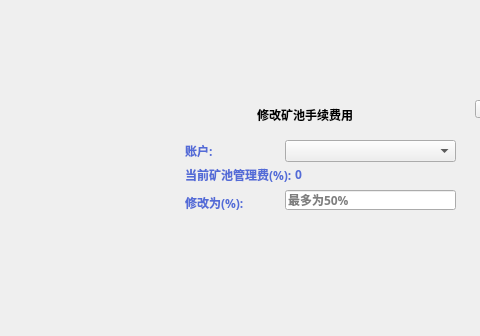
The window that XWCWallet/citizen/ChangePayBackDialog.ui (Whitecoin-Owner/Whitecoin-qt) describes before a commit, drawn with Qt 5; both pictures show x 185 to 665 and y 0 to 336 of the 960 by 543 pixel window.
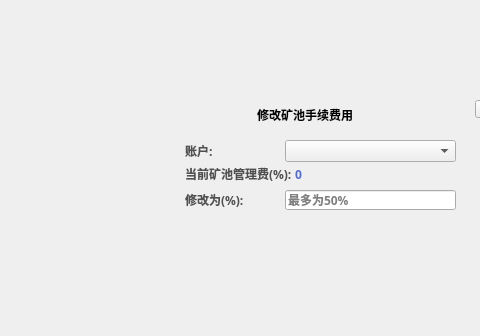
The same window after the commit.

```diff
--- a/XWCWallet/citizen/ChangePayBackDialog.ui
+++ b/XWCWallet/citizen/ChangePayBackDialog.ui
@@ -154,14 +154,14 @@
      <property name="geometry">
       <rect>
        <x>80</x>
-       <y>102</y>
+       <y>100</y>
        <width>101</width>
-       <height>21</height>
+       <height>20</height>
       </rect>
      </property>
      <property name="styleSheet">
-      <string notr="true">QLabel{color: rgb(83,107,215);
-font: 11px &quot;Microsoft YaHei UI Light&quot;;}</string>
+      <string notr="true">QLabel{color: rgb(80,80,80);
+font: 11px &quot;微软雅黑&quot;;}</string>
      </property>
      <property name="text">
       <string>修改为(%):</string>
@@ -186,12 +186,12 @@
        <x>80</x>
        <y>74</y>
        <width>111</width>
-       <height>21</height>
+       <height>20</height>
       </rect>
      </property>
      <property name="styleSheet">
-      <string notr="true">QLabel{color: rgb(83,107,215);
-font: 11px &quot;Microsoft YaHei UI Light&quot;;}</string>
+      <string notr="true">QLabel{color: rgb(80,80,80);
+font: 11px &quot;微软雅黑&quot;;}</string>
      </property>
      <property name="text">
       <string>当前矿池管理费(%):</string>
@@ -224,8 +224,8 @@
       </rect>
      </property>
      <property name="styleSheet">
-      <string notr="true">QLabel{color: rgb(83,107,215);
-font: 11px &quot;Microsoft YaHei UI Light&quot;;}</string>
+      <string notr="true">QLabel{color: rgb(80,80,80);
+font: 11px &quot;微软雅黑&quot;;}</string>
      </property>
      <property name="text">
       <string>账户:</string>
```
